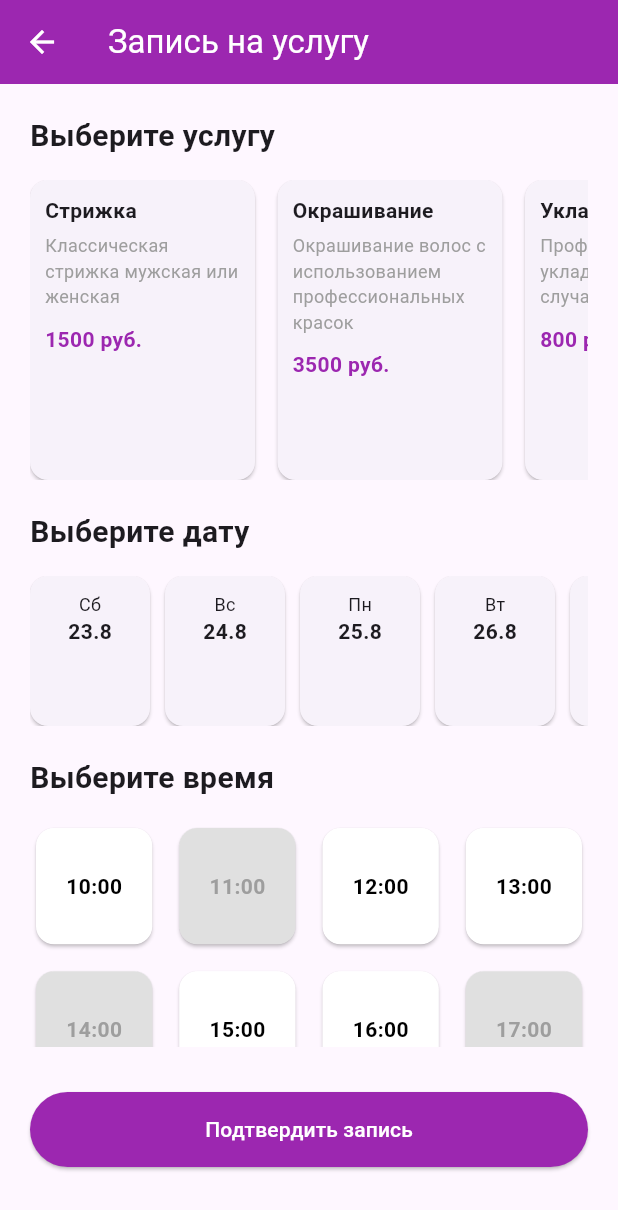
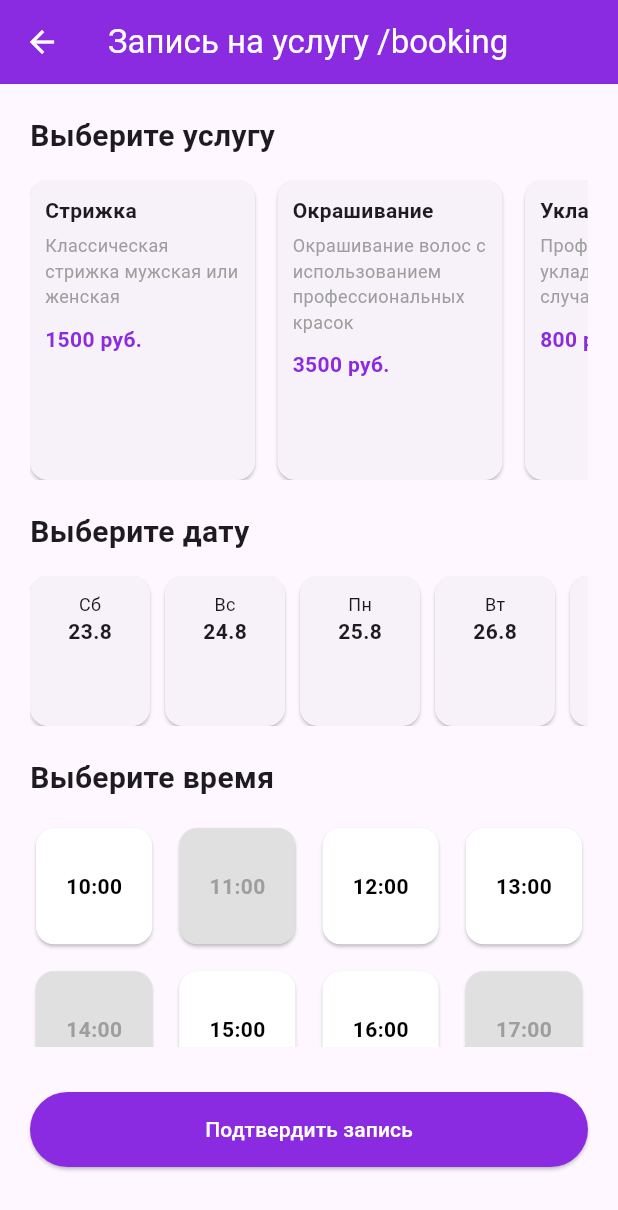
Before and after one commit to neshika/oksana_shik, a Flutter app: the BookingScreen screen opened directly, on a phone screen of 412 x 824 dp. Shown: the top 1210 px of the screen. Run offline on Flutter 3.47's test engine with Material 3 defaults, Android fonts, the light colour scheme and no system bars; our stand-ins replace dio.

Commit message:
routs_screen booking, home, profile

```diff
--- a/lib/routes/app_router.dart
+++ b/lib/routes/app_router.dart
@@ -2,7 +2,9 @@
 import 'package:flutter/material.dart';
 import 'package:oksana_shik/screens/auth/login_screen.dart';
 import 'package:oksana_shik/screens/auth/register_screen.dart';
+import 'package:oksana_shik/screens/booking/booking_screen.dart';
 import 'package:oksana_shik/screens/home/home_screen.dart';
+import 'package:oksana_shik/screens/profile/profile_screen.dart';
 import 'package:oksana_shik/screens/splash/splash_screen.dart';
 
 class AppRouter {
@@ -16,6 +18,10 @@ class AppRouter {
         return MaterialPageRoute(builder: (_) => const RegisterScreen());
       case '/home':
         return MaterialPageRoute(builder: (_) => const HomeScreen());
+      case '/booking':
+        return MaterialPageRoute(builder: (_) => const BookingScreen());
+      case '/profile':
+        return MaterialPageRoute(builder: (_) => const ProfileScreen());
       default:
         return MaterialPageRoute(
           builder: (_) =>
--- a/lib/screens/booking/booking_screen.dart
+++ b/lib/screens/booking/booking_screen.dart
@@ -1,5 +1,6 @@
 // lib/screens/booking/booking_screen.dart
 import 'package:flutter/material.dart';
+import 'package:oksana_shik/utils/theme.dart';
 
 class BookingScreen extends StatelessWidget {
   const BookingScreen({super.key});
@@ -49,9 +50,9 @@ class BookingScreen extends StatelessWidget {
 
     return Scaffold(
       appBar: AppBar(
-        title: const Text('Запись на услугу'),
-        backgroundColor: Colors.purple,
-        foregroundColor: Colors.white,
+        title: const Text('Запись на услугу /booking'),
+        backgroundColor: AppTheme.primaryColor,
+        foregroundColor: AppTheme.backgroundColor,
       ),
       body: SingleChildScrollView(
         padding: const EdgeInsets.all(20),
@@ -110,7 +111,7 @@ class BookingScreen extends StatelessWidget {
                               '${service['price']} руб.',
                               style: const TextStyle(
                                 fontWeight: FontWeight.bold,
-                                color: Colors.purple,
+                                color: AppTheme.primaryColor,
                               ),
                             ),
                           ],
@@ -255,8 +256,8 @@ class BookingScreen extends StatelessWidget {
                   );
                 },
                 style: ElevatedButton.styleFrom(
-                  backgroundColor: Colors.purple,
-                  foregroundColor: Colors.white,
+                  backgroundColor: AppTheme.primaryColor,
+                  foregroundColor: AppTheme.backgroundColor,
                 ),
                 child: const Text('Подтвердить запись'),
               ),
--- a/lib/screens/home/home_screen.dart
+++ b/lib/screens/home/home_screen.dart
@@ -44,6 +44,7 @@ class HomeScreen extends StatelessWidget {
               title: Text('Записаться'),
               onTap: () {
                 // Навигация на экран записи
+                Navigator.pushNamed(context, '/booking');
               },
             ),
             ListTile(
@@ -58,6 +59,7 @@ class HomeScreen extends StatelessWidget {
               title: Text('Профиль'),
               onTap: () {
                 // Навигация на профиль
+                Navigator.pushNamed(context, '/profile');
               },
             ),
           ],
```
Also changed, not shown: lib/screens/profile/profile_screen.dart (+10 -5 lines).
